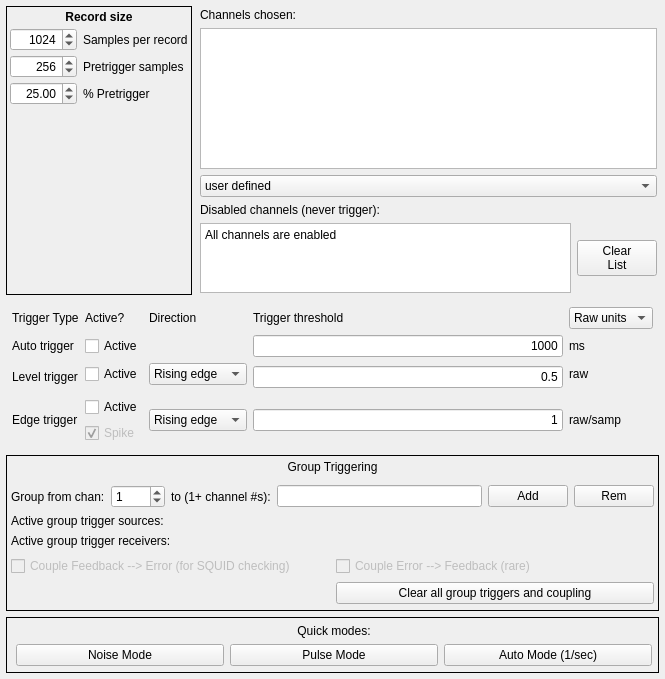
The window that dastardcommander/ui/trigger_config.ui (usnistgov/dastardcommander) describes before a commit, drawn with Qt 5.
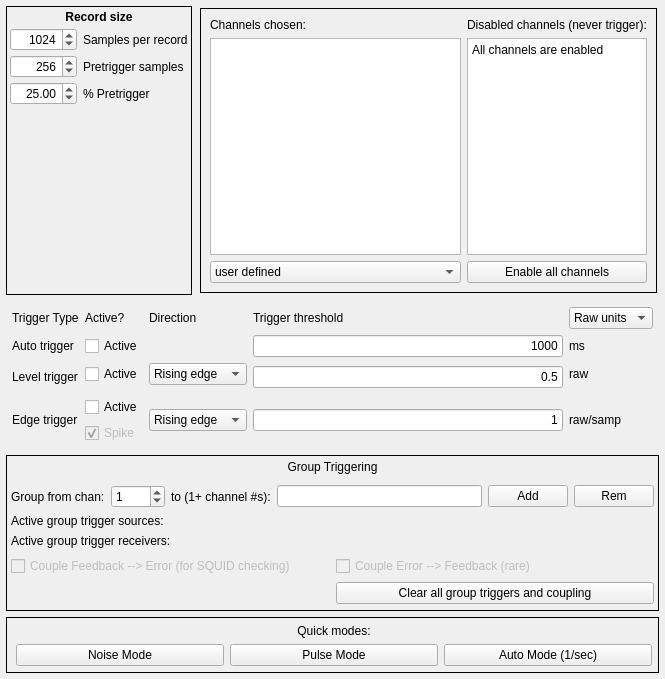
The same window after the commit.

Commit message: Improve (?) GUI design slightly

Diff of the .ui file:
```diff
--- a/dastardcommander/ui/trigger_config.ui
+++ b/dastardcommander/ui/trigger_config.ui
@@ -186,23 +186,16 @@
         <number>2</number>
        </property>
        <item>
-        <widget class="QLabel" name="channelsChosenLabel">
-         <property name="sizePolicy">
-          <sizepolicy hsizetype="Preferred" vsizetype="Fixed">
-           <horstretch>0</horstretch>
-           <verstretch>0</verstretch>
-          </sizepolicy>
+        <widget class="QFrame" name="horizontalFrame_2">
+         <property name="frameShape">
+          <enum>QFrame::Panel</enum>
          </property>
-         <property name="text">
-          <string>Channels chosen:</string>
-         </property>
-        </widget>
-       </item>
-       <item>
+         <layout class="QGridLayout" name="gridLayout_4" columnstretch="2,1">
+          <item row="1" column="0">
         <widget class="QPlainTextEdit" name="channelsChosenEdit">
          <property name="sizePolicy">
           <sizepolicy hsizetype="MinimumExpanding" vsizetype="MinimumExpanding">
-           <horstretch>0</horstretch>
+              <horstretch>2</horstretch>
            <verstretch>0</verstretch>
           </sizepolicy>
          </property>
@@ -215,7 +208,7 @@
          <property name="maximumSize">
           <size>
            <width>16777215</width>
-           <height>160</height>
+              <height>16777215</height>
           </size>
          </property>
          <property name="sizeIncrement">
@@ -235,7 +228,51 @@
          </property>
         </widget>
        </item>
-       <item>
+          <item row="1" column="1">
+           <widget class="QPlainTextEdit" name="disabledTextEdit">
+            <property name="sizePolicy">
+             <sizepolicy hsizetype="Expanding" vsizetype="Expanding">
+              <horstretch>1</horstretch>
+              <verstretch>0</verstretch>
+             </sizepolicy>
+            </property>
+            <property name="maximumSize">
+             <size>
+              <width>16777215</width>
+              <height>16777215</height>
+             </size>
+            </property>
+            <property name="baseSize">
+             <size>
+              <width>100</width>
+              <height>20</height>
+             </size>
+            </property>
+            <property name="toolTip">
+             <string>Channels not allowed to trigger (toggle single channels in Observe tab)</string>
+            </property>
+            <property name="readOnly">
+             <bool>true</bool>
+            </property>
+            <property name="plainText">
+             <string>All channels are enabled</string>
+            </property>
+           </widget>
+          </item>
+          <item row="0" column="0">
+           <widget class="QLabel" name="channelsChosenLabel">
+            <property name="sizePolicy">
+             <sizepolicy hsizetype="Preferred" vsizetype="Fixed">
+              <horstretch>0</horstretch>
+              <verstretch>0</verstretch>
+             </sizepolicy>
+            </property>
+            <property name="text">
+             <string>Channels chosen:</string>
+            </property>
+           </widget>
+          </item>
+          <item row="2" column="0">
         <widget class="QComboBox" name="channelChooserBox">
          <property name="toolTip">
           <string>Fill the channel list (above) with standard groupings</string>
@@ -265,52 +302,25 @@
          </item>
         </widget>
        </item>
-       <item>
-        <widget class="QLabel" name="disable_label">
-         <property name="text">
-          <string>Disabled channels (never trigger):</string>
-         </property>
-        </widget>
-       </item>
-       <item>
-        <layout class="QHBoxLayout" name="disabledLayout">
-         <item>
-          <widget class="QPlainTextEdit" name="disabledTextEdit">
-           <property name="sizePolicy">
-            <sizepolicy hsizetype="Expanding" vsizetype="Preferred">
-             <horstretch>0</horstretch>
-             <verstretch>0</verstretch>
-            </sizepolicy>
-           </property>
-           <property name="baseSize">
-            <size>
-             <width>0</width>
-             <height>20</height>
-            </size>
-           </property>
-           <property name="toolTip">
-            <string>Channels not allowed to trigger (toggle single channels in Observe tab)</string>
-           </property>
-           <property name="readOnly">
-            <bool>true</bool>
-           </property>
-           <property name="plainText">
-            <string>All channels are enabled</string>
-           </property>
-          </widget>
-         </item>
-         <item>
+          <item row="2" column="1">
           <widget class="QPushButton" name="clearDisabledButton">
            <property name="toolTip">
             <string>Clear the list of disabled channels</string>
            </property>
            <property name="text">
-            <string>Clear
-List</string>
+             <string>Enable all channels</string>
+            </property>
+           </widget>
+          </item>
+          <item row="0" column="1">
+           <widget class="QLabel" name="disable_label">
+            <property name="text">
+             <string>Disabled channels (never trigger):</string>
            </property>
           </widget>
          </item>
         </layout>
+        </widget>
        </item>
       </layout>
      </item>
```
Left out of the diff: 146 changed lines with no effect on the pictures. Lines whose indentation alone changed are shown as unchanged. The commit also changes 3 other files.
